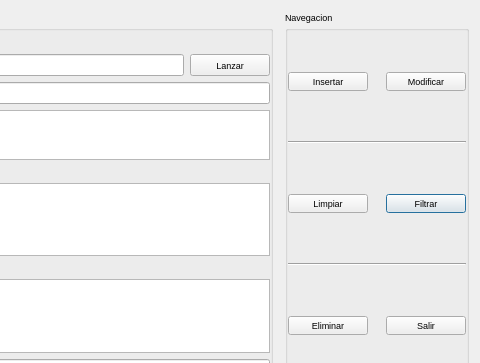
Above: menuacceso.ui from kapyderi/recoverdrake-v3 before the change; both pictures show x 280 to 760 and y 0 to 363 of the 760 by 606 pixel window. Below: the same form after it.
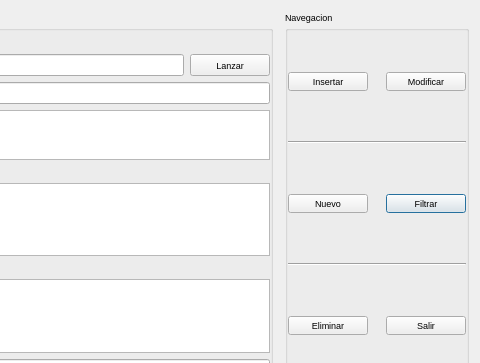
That is the form after the change. Icons and pictures are not drawn.

```diff
--- a/menuacceso.ui
+++ b/menuacceso.ui
@@ -79,7 +79,7 @@
       <item row="3" column="0">
        <widget class="QPushButton" name="pushButton_7">
         <property name="text">
-         <string>Limpiar</string>
+         <string>Nuevo</string>
         </property>
         <property name="icon">
          <iconset resource="recoverdrake.qrc">
```
